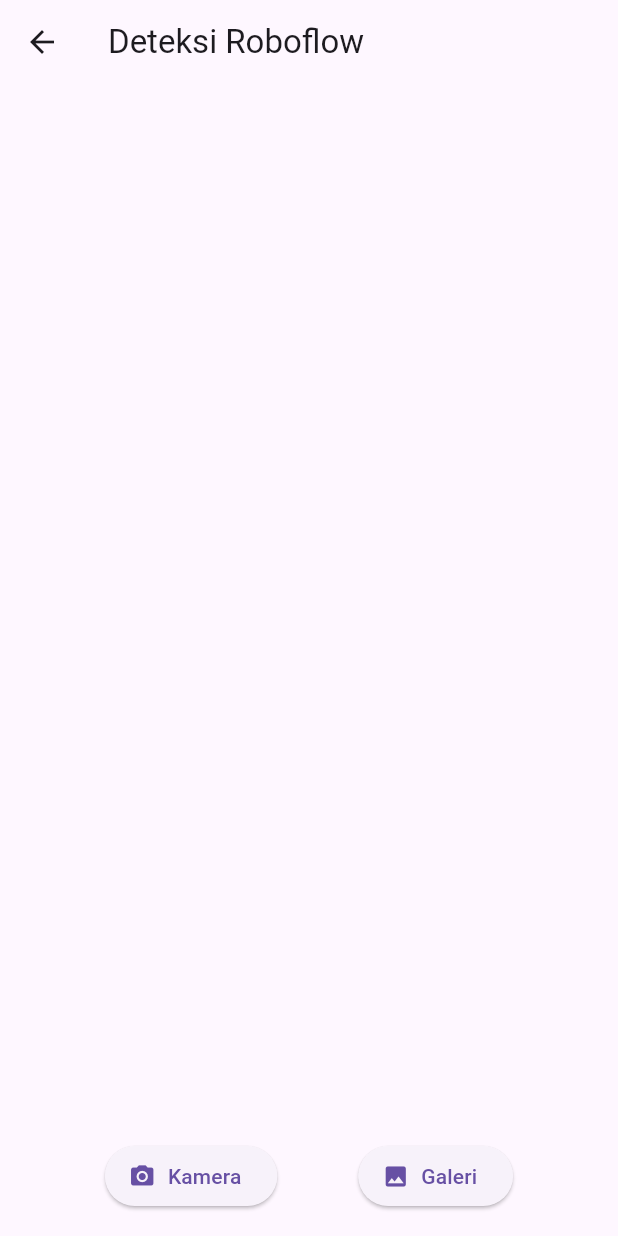
After one commit to ArkanArsalan/dapoer-plan, a Flutter app: the RoboflowPage screen opened directly, after a tap on "Kamera", on a phone screen of 412 x 824 dp. The commit adds this screen. Run offline on Flutter 3.47's test engine with Material 3 defaults, Android fonts, the phone set to English and light mode, and no system bars; our stand-ins replace image_picker; missing offline and left inert: tflite_flutter; project files that could hold a hidden picture were left out.

Commit message:
add model

```diff
--- /dev/null
+++ b/lib/roboflow_detection.dart
@@ -0,0 +1,114 @@
+import 'dart:io';
+import 'package:flutter/material.dart';
+import 'package:image_picker/image_picker.dart';
+import 'package:http/http.dart' as http;
+
+class RoboflowPage extends StatefulWidget {
+  @override
+  _RoboflowPageState createState() => _RoboflowPageState();
+}
+
+class _RoboflowPageState extends State<RoboflowPage> {
+  File? _image;
+  String _result = "";
+  bool _loading = false;
+
+  final String roboflowModel = "ppb_usefulonly";
+  final int roboflowVersion = 3;
+  final String apiKey = "If8oHI8MB7BvDGtH4Efm";
+
+  Future<void> _pickImage(ImageSource source) async {
+    final picker = ImagePicker();
+    final pickedFile = await picker.pickImage(source: source);
+
+    if (pickedFile != null) {
+      final imageFile = File(pickedFile.path);
+      setState(() {
+        _image = imageFile;
+        _result = "";
+      });
+
+      await _uploadImageToRoboflow(imageFile);
+    }
+  }
+
+  Future<void> _uploadImageToRoboflow(File imageFile) async {
+    final request = http.MultipartRequest(
+      'POST',
+      Uri.parse(
+        'https://detect.roboflow.com/$roboflowModel/$roboflowVersion?api_key=$apiKey',
+      ),
+    );
+
+    request.files.add(await http.MultipartFile.fromPath('file', imageFile.path));
+
+    setState(() {
+      _loading = true;
+    });
+
+    try {
+      final response = await request.send();
+      final responseBody = await response.stream.bytesToString();
+
+      if (response.statusCode == 200) {
+        setState(() {
+          _result = responseBody;
+        });
+      } else {
+        setState(() {
+          _result = "Gagal (${response.statusCode}): $responseBody";
+        });
+      }
+    } catch (e) {
+      setState(() {
+        _result = "Terjadi error: $e";
+      });
+    }
+
+    setState(() {
+      _loading = false;
+    });
+  }
+
+  @override
+  Widget build(BuildContext context) {
+    return Scaffold(
+      appBar: AppBar(title: Text("Deteksi Roboflow")),
+      body: Padding(
+        padding: const EdgeInsets.all(16.0),
+        child: Column(
+          children: [
+            if (_image != null)
+              Image.file(_image!, height: 200),
+            if (_loading)
+              CircularProgressIndicator()
+            else
+              Padding(
+                padding: const EdgeInsets.only(top: 16.0),
+                child: Text(
+                  _result,
+                  textAlign: TextAlign.center,
+                ),
+              ),
+            Spacer(),
+            Row(
+              mainAxisAlignment: MainAxisAlignment.spaceEvenly,
+              children: [
+                ElevatedButton.icon(
+                  onPressed: () => _pickImage(ImageSource.camera),
+                  icon: Icon(Icons.camera_alt),
+                  label: Text("Kamera"),
+                ),
+                ElevatedButton.icon(
+                  onPressed: () => _pickImage(ImageSource.gallery),
+                  icon: Icon(Icons.image),
+                  label: Text("Galeri"),
+                ),
+              ],
+            ),
+          ],
+        ),
+      ),
+    );
+  }
+}
```
Also changed, not shown: assets/labels.txt (added, +98 -0 lines), lib/image_predict_page.dart (added, +169 -0 lines), lib/main.dart (+5 -110 lines), lib/result_page.dart (added, +34 -0 lines), pubspec.yaml (+10 -69 lines), pubspec.lock, 9 other files.
